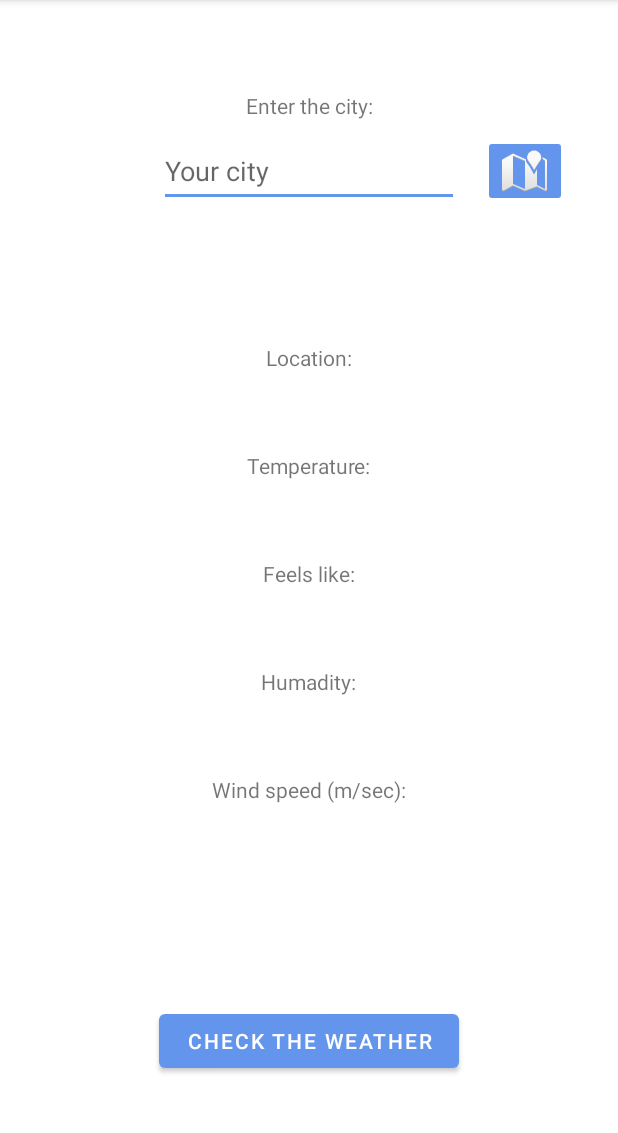
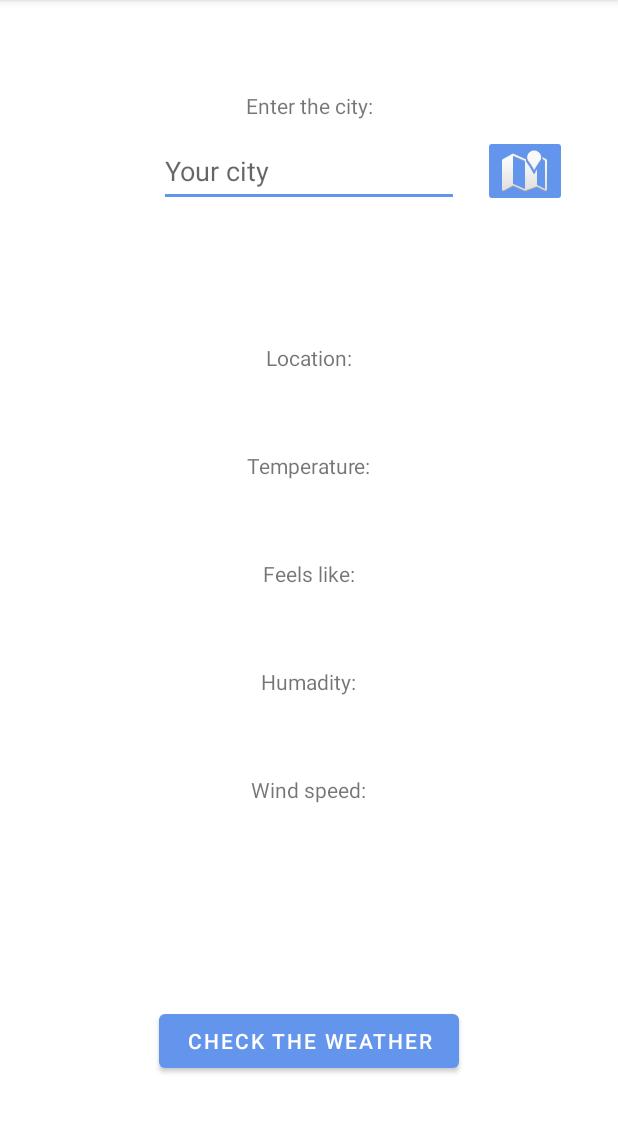
Before and after one commit to azazzelo/Germeteo, an Android app: the screen it shows after launch (MainActivity), on a phone screen of 412 x 824 dp, the part 84-1217 px from its top. Run offline under Robolectric (Android 15) with nearby library versions, the phone set to English and light mode, and no system bars; our stand-ins replace Volley.

Commit message:
changed the wind speed description

```diff
--- a/app/src/main/res/values/strings.xml
+++ b/app/src/main/res/values/strings.xml
@@ -11,7 +11,7 @@
     <string name="humadityD">Humadity:</string>
     <string name="FLD">Feels like:</string>
     <string name="FL">FEELS LIKE</string>
-    <string name="windSpeedD">Wind speed (m/sec):</string>
+    <string name="windSpeedD">Wind speed:</string>
     <string name="windSpeed">WIND SPEED</string>
     <string name="km">m/sec</string>
     <string name="currentLocation">Current location</string>
```
Also changed, not shown: 1 other file.
